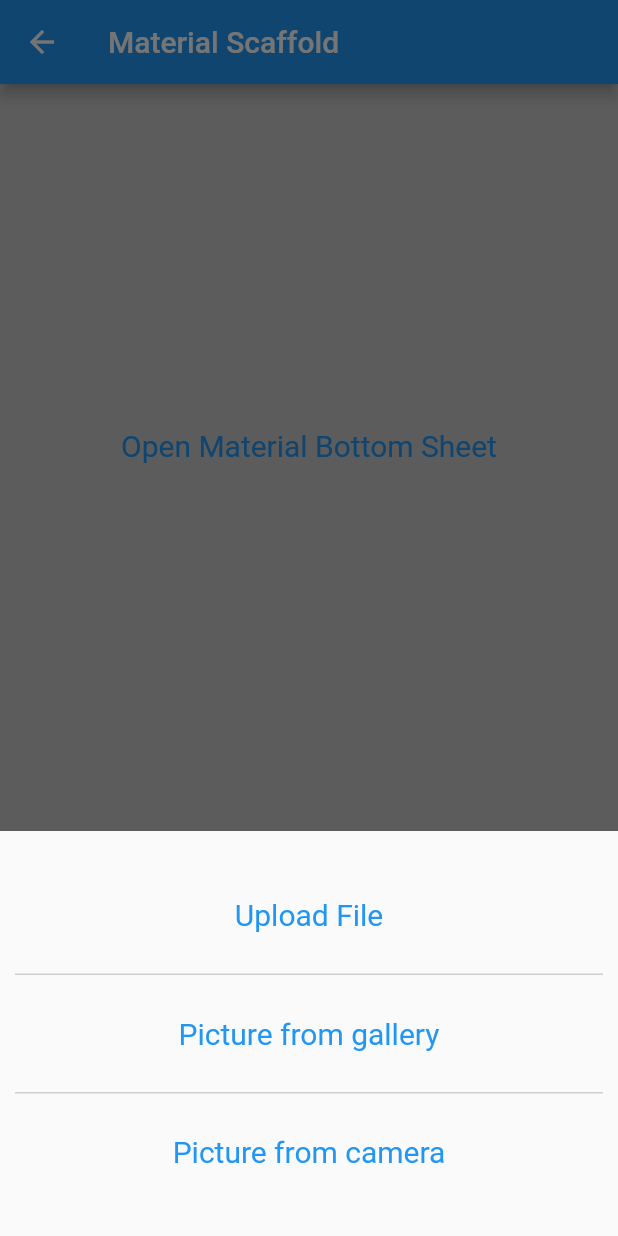
After one commit to saarthi-naitik-joshi/content, a Flutter app: the AndroidBottomSheet screen opened directly, after a tap on "Open Material Bottom Sheet", on a phone screen of 412 x 824 dp. The commit adds this screen. Run offline on Flutter 3.47's test engine with Material 2 defaults, Android fonts, the phone set to English and light mode, and no system bars; our stand-ins replace file_picker, image_picker, photo_view, video_player, webview_flutter, youtube_player_flutter; missing offline and left inert: flutter_pdfview.

Commit message:
wip bottom sheet v0.1

```diff
--- /dev/null
+++ b/lib/bottom_sheet.dart
@@ -0,0 +1,284 @@
+import 'package:flutter/cupertino.dart';
+import 'package:flutter/material.dart';
+import 'package:image_picker/image_picker.dart';
+import 'package:file_picker/file_picker.dart';
+import 'package:flutter_pdfview/flutter_pdfview.dart';
+import 'dart:io';
+
+const textStyle = TextStyle(color: Colors.blue, fontSize: 20);
+const menuBackgroundColor = Color(0xffeeeeee);
+
+class BottomSheetImplementation extends StatefulWidget {
+  const BottomSheetImplementation({Key? key}) : super(key: key);
+
+  static const String _title = 'Flutter Code Sample';
+
+  @override
+  State<BottomSheetImplementation> createState() =>
+      _BottomSheetImplementationState();
+}
+
+class _BottomSheetImplementationState extends State<BottomSheetImplementation> {
+  late bool _isIOS;
+
+  @override
+  void initState() {
+    super.initState();
+    _isIOS = Platform.isIOS;
+  }
+
+  @override
+  Widget build(BuildContext context) {
+    return _isIOS ? const IosBottomSheet() : const AndroidBottomSheet();
+  }
+}
+
+class AndroidBottomSheet extends StatefulWidget {
+  const AndroidBottomSheet({Key? key}) : super(key: key);
+
+  @override
+  State<AndroidBottomSheet> createState() => _AndroidBottomSheetState();
+}
+
+class _AndroidBottomSheetState extends State<AndroidBottomSheet> {
+  File? selectedFile;
+  XFile? image;
+  Widget? imageWidget;
+  String selectedFileName = '';
+  PDFViewController? _controller;
+
+  getPicture(ImageSource imageOption, BuildContext context) async {
+    try {
+      image = await UploadHelper().uploadFile(imageOption);
+      selectedFileName = image?.name ?? 'NA';
+      if (image != null) {
+        selectedFile = null;
+        imageWidget = Image.file(File(image?.path ?? ''));
+      } else {
+        imageWidget = const SizedBox();
+      }
+      setState(() {});
+    } catch (e) {
+      print('error: ${e.toString()}');
+    }
+
+    Navigator.pop(context);
+  }
+
+  @override
+  Widget build(BuildContext context) {
+    if (image == null && selectedFile == null) {
+      selectedFileName = '';
+    } else if (image == null && selectedFile != null) {
+      selectedFileName = selectedFile?.path ?? '';
+    } else if (image != null && selectedFile == null) {
+      selectedFileName = image?.name ?? '';
+    } else if (image != null && selectedFile != null) {
+      // Exception case: using image to over-ride selected file
+      selectedFileName = image?.name ?? '';
+    }
+    return Material(
+      child: Scaffold(
+        appBar: AppBar(title: const Text('Material Scaffold')),
+        body: Container(
+          color: const Color(0xffc8c8c8),
+          child: Center(
+            child: Column(
+              mainAxisAlignment: MainAxisAlignment.center,
+              children: [
+                InkWell(
+                    child: const Text(
+                      'Open Material Bottom Sheet',
+                      style: textStyle,
+                    ),
+                    onTap: () {
+                      showModalBottomSheet<void>(
+                        context: context,
+                        builder: (BuildContext context) {
+                          return Container(
+                            decoration: BoxDecoration(
+                              color: Colors.transparent,
+                              borderRadius: BorderRadius.circular(10),
+                            ),
+                            margin: const EdgeInsets.all(10),
+                            height: 250,
+                            width: double.infinity,
+                            child: Center(
+                              child: Column(
+                                mainAxisAlignment: MainAxisAlignment.center,
+                                mainAxisSize: MainAxisSize.max,
+                                children: <Widget>[
+                                  InkWell(
+                                    child: Container(
+                                        padding: const EdgeInsets.all(20),
+                                        child: const Center(
+                                            child: Text(
+                                          'Upload File',
+                                          style: textStyle,
+                                        ))),
+                                    onTap: () async {
+                                      print('inthey');
+
+                                      var result = await FilePicker.platform
+                                          .pickFiles(
+                                              type: FileType.custom,
+                                              dialogTitle: 'Choose File',
+                                              allowedExtensions: ['pdf']);
+
+                                      if (result != null) {
+                                        imageWidget = const SizedBox();
+                                        setState(() {});
+                                        selectedFile = File(
+                                            (result.files.first).path ?? '');
+                                        _controller?.setPage(1);
+                                        image = null;
+                                        imageWidget = PDFView(
+                                          filePath: selectedFile?.path,
+                                          enableSwipe: false,
+                                          swipeHorizontal: false,
+                                          autoSpacing: false,
+                                          pageFling: false,
+                                          onRender: (_pages) {
+                                            setState(() {});
+                                          },
+                                          onError: (error) {
+                                            print(error.toString());
+                                          },
+                                          onPageError: (page, error) {
+                                            print('$page: ${error.toString()}');
+                                          },
+                                          onViewCreated: (PDFViewController
+                                              pdfViewController) {
+                                            _controller
+                                                ?.setPage(1)
+                                                .whenComplete(
+                                                    () => pdfViewController);
+                                          },
+                                        );
+                                      } else {
+                                        imageWidget = const SizedBox();
+                                      }
+                                      setState(() {});
+                                      Navigator.pop(context);
+                                    },
+                                  ),
+                                  const Divider(
+                                    thickness: 1,
+                                    color: Color(0xFFCFCFCF), // .grey[700],
+                                  ),
+                                  InkWell(
+                                    child: Container(
+                                        padding: const EdgeInsets.all(20),
+                                        child: const Center(
+                                            child: Text(
+                                          'Picture from gallery',
+                                          style: textStyle,
+                                        ))),
+                                    onTap: () => getPicture(
+                                        ImageSource.gallery, context),
+                                  ),
+                                  const Divider(
+                                    thickness: 1,
+                                    color: Color(0xFFCFCFCF), // .grey[700],
+                                  ),
+                                  InkWell(
+                                    child: Container(
+                                        padding: const EdgeInsets.all(20),
+                                        child: const Center(
+                                            child: Text(
+                                          'Picture from camera',
+                                          style: textStyle,
+                                        ))),
+                                    onTap: () =>
+                                        getPicture(ImageSource.camera, context),
+                                  ),
+                                ],
+                              ),
+                            ),
+                          );
+                        },
+                      );
+                    }),
+                const SizedBox(height: 50),
+                SizedBox(height: 200, width: 200, child: imageWidget),
+                const SizedBox(height: 20),
+                Text('Selected File: $selectedFileName')
+              ],
+            ),
+          ),
+        ),
+      ),
+    );
+  }
+}
+
+class IosBottomSheet extends StatefulWidget {
+  const IosBottomSheet({Key? key}) : super(key: key);
+
+  @override
+  State<IosBottomSheet> createState() => _IosBottomSheetState();
+}
+
+class _IosBottomSheetState extends State<IosBottomSheet> {
+  @override
+  Widget build(BuildContext context) {
+    return Center(
+        child: CupertinoPageScaffold(
+      child: Center(
+        child: CupertinoButton(
+          onPressed: () {
+            showCupertinoModalPopup<void>(
+              context: context,
+              builder: (BuildContext context) => CupertinoActionSheet(
+                title: const Text(
+                  'Upload',
+                ),
+                message: const Text('Select File to upload '),
+                actions: <CupertinoActionSheetAction>[
+                  CupertinoActionSheetAction(
+                    child: const Text('Upload File'),
+                    onPressed: () {
+                      Navigator.pop(context);
+                    },
+                  ),
+                  CupertinoActionSheetAction(
+                    child: const Text('Choose from gallery'),
+                    onPressed: () {
+                      //imageFile = UploadHelper();
+                    },
+                  ),
+                  CupertinoActionSheetAction(
+                    child: const Text('Take a photo'),
+                    onPressed: () {
+                      Navigator.pop(context);
+                    },
+                  )
+                ],
+              ),
+            );
+          },
+          child: const Text('Cupertino Action Sheet'),
+        ),
+      ),
+    ));
+  }
+}
+
+class UploadHelper {
+  dynamic file;
+  final ImagePicker _picker = ImagePicker();
+
+  Future<dynamic>? uploadFile(ImageSource fileType) async {
+    XFile? file;
+    switch (fileType) {
+      case ImageSource.camera:
+        file = await _picker.pickImage(source: ImageSource.camera);
+
+        break;
+      case ImageSource.gallery:
+        file = await _picker.pickImage(source: ImageSource.gallery);
+        break;
+    }
+    return file;
+  }
+}
--- a/pubspec.yaml
+++ b/pubspec.yaml
@@ -39,6 +39,8 @@ dependencies:
   flutter_pdfview: ^1.2.2
   path_provider: ^2.0.9
   youtube_player_flutter: ^8.0.0
+  image_picker: ^0.8.5
+  file_picker: ^4.5.1
 
 dev_dependencies:
   flutter_test:
```
Also changed, not shown: lib/main.dart (+17 -5 lines), pubspec.lock, 2 other files.
